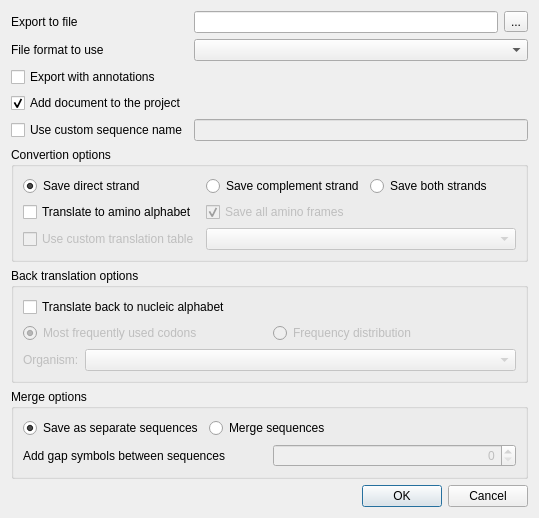
Old version of the form src/plugins/dna_export/src/ExportSequencesDialog.ui in the repository violethaze74/ugene.
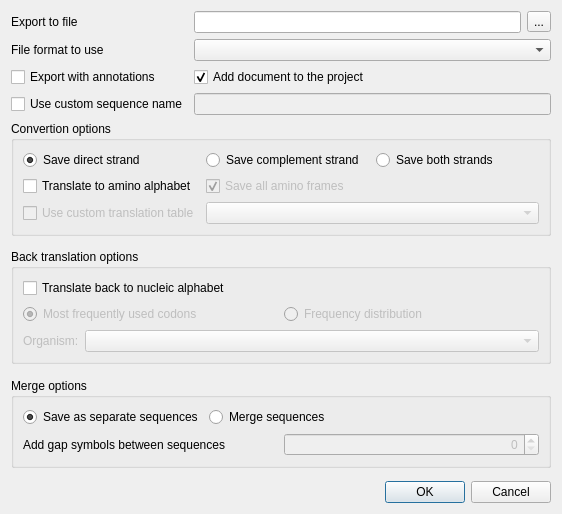
New version of the form.

Patch:
```diff
--- a/src/plugins/dna_export/src/ExportSequencesDialog.ui
+++ b/src/plugins/dna_export/src/ExportSequencesDialog.ui
@@ -6,16 +6,28 @@
    <rect>
     <x>0</x>
     <y>0</y>
-    <width>539</width>
-    <height>477</height>
+    <width>562</width>
+    <height>514</height>
    </rect>
   </property>
   <property name="sizePolicy">
-   <sizepolicy hsizetype="Preferred" vsizetype="Minimum">
+   <sizepolicy hsizetype="Minimum" vsizetype="Minimum">
     <horstretch>0</horstretch>
     <verstretch>0</verstretch>
    </sizepolicy>
   </property>
+  <property name="minimumSize">
+   <size>
+    <width>562</width>
+    <height>400</height>
+   </size>
+  </property>
+  <property name="maximumSize">
+   <size>
+    <width>800</width>
+    <height>514</height>
+   </size>
+  </property>
   <property name="windowTitle">
    <string>Export Selected Sequences</string>
   </property>
@@ -32,16 +44,6 @@
        </property>
       </widget>
      </item>
-     <item row="3" column="0">
-      <widget class="QCheckBox" name="addToProjectBox">
-       <property name="text">
-        <string>Add document to the project</string>
-       </property>
-       <property name="checked">
-        <bool>true</bool>
-       </property>
-      </widget>
-     </item>
      <item row="0" column="0">
       <widget class="QLabel" name="fileLabel">
        <property name="text">
@@ -83,6 +85,16 @@
        </property>
       </widget>
      </item>
+     <item row="2" column="1">
+      <widget class="QCheckBox" name="addToProjectBox">
+       <property name="text">
+        <string>Add document to the project</string>
+       </property>
+       <property name="checked">
+        <bool>true</bool>
+       </property>
+      </widget>
+     </item>
     </layout>
    </item>
    <item>
@@ -155,6 +167,19 @@
      </layout>
     </widget>
    </item>
+   <item>
+    <spacer name="verticalSpacer_2">
+     <property name="orientation">
+      <enum>Qt::Vertical</enum>
+     </property>
+     <property name="sizeHint" stdset="0">
+      <size>
+       <width>20</width>
+       <height>40</height>
+      </size>
+     </property>
+    </spacer>
+   </item>
    <item>
     <widget class="QGroupBox" name="backTranslationBox">
      <property name="title">
@@ -222,12 +247,25 @@
      </layout>
     </widget>
    </item>
+   <item>
+    <spacer name="verticalSpacer">
+     <property name="orientation">
+      <enum>Qt::Vertical</enum>
+     </property>
+     <property name="sizeHint" stdset="0">
+      <size>
+       <width>20</width>
+       <height>40</height>
+      </size>
+     </property>
+    </spacer>
+   </item>
    <item>
     <widget class="QGroupBox" name="saveModeBox">
      <property name="title">
       <string>Merge options</string>
      </property>
-     <layout class="QGridLayout" name="gridLayout" rowstretch="0,0" columnstretch="0,1">
+     <layout class="QGridLayout" name="gridLayout" rowstretch="0,0,0" columnstretch="0,1">
       <item row="0" column="1">
        <widget class="QRadioButton" name="mergeButton">
         <property name="text">
@@ -272,6 +310,19 @@
      </layout>
     </widget>
    </item>
+   <item>
+    <spacer name="verticalSpacer_3">
+     <property name="orientation">
+      <enum>Qt::Vertical</enum>
+     </property>
+     <property name="sizeHint" stdset="0">
+      <size>
+       <width>20</width>
+       <height>40</height>
+      </size>
+     </property>
+    </spacer>
+   </item>
    <item>
     <widget class="QDialogButtonBox" name="buttonBox">
      <property name="standardButtons">
```
Left out of the diff: 1 changed line with no effect on the pictures.
